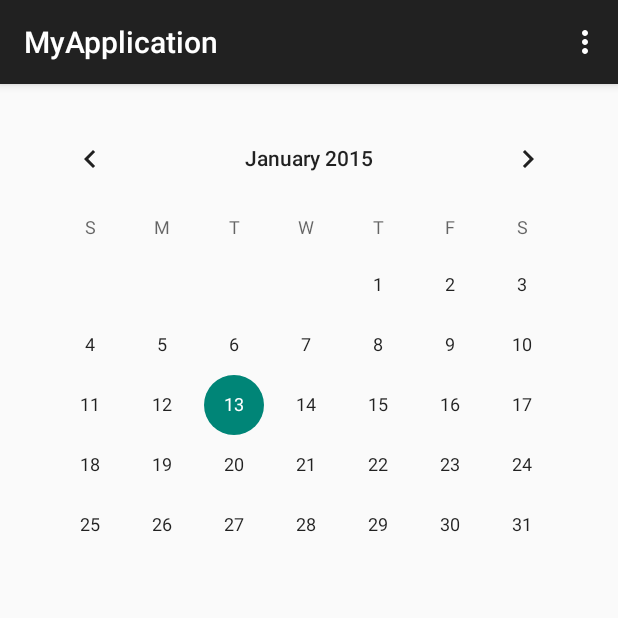
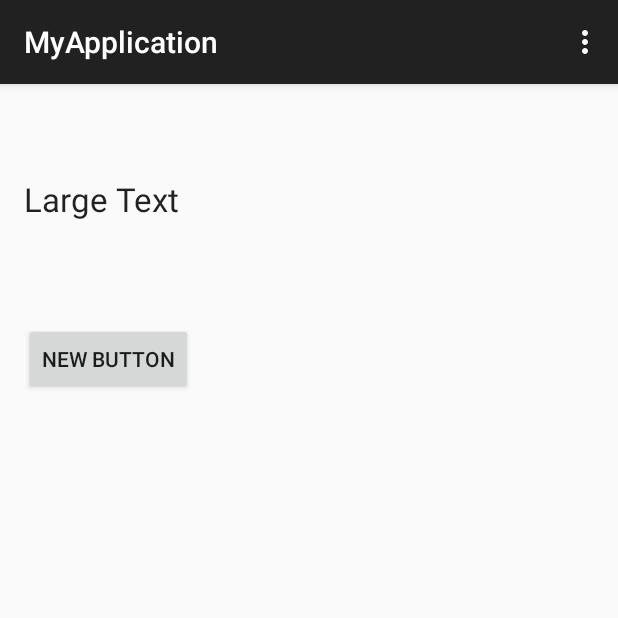
Before and after one commit to larrywhy/android_studio_test, an Android app: the screen it shows after launch (MainActivity), on a phone screen of 412 x 824 dp, the top half of it. Run offline under Robolectric (Android 15) with nearby library versions, the phone set to English and light mode, and no system bars.

Commit message:
an error occurred , code is modified.

```diff
--- a/app/src/main/res/layout/activity_main.xml
+++ b/app/src/main/res/layout/activity_main.xml
@@ -6,11 +6,25 @@
     android:paddingBottom="@dimen/activity_vertical_margin" tools:context=".MainActivity"
     android:id="@+id/first">
 
-    <CalendarView
-        android:id="@+id/calview"
-        android:layout_width="match_parent"
-        android:layout_height="match_parent"
-        />
 
+    <TextView
+        android:layout_width="wrap_content"
+        android:layout_height="wrap_content"
+        android:textAppearance="?android:attr/textAppearanceLarge"
+        android:text="Large Text"
+        android:id="@+id/textView"
+        android:layout_alignParentTop="true"
+        android:layout_alignParentLeft="true"
+        android:layout_alignParentStart="true"
+        android:layout_marginTop="46dp" />
 
+    <Button
+        android:layout_width="wrap_content"
+        android:layout_height="wrap_content"
+        android:text="New Button"
+        android:id="@+id/button"
+        android:layout_below="@+id/textView"
+        android:layout_alignParentLeft="true"
+        android:layout_alignParentStart="true"
+        android:layout_marginTop="68dp" />
 </RelativeLayout>
```
